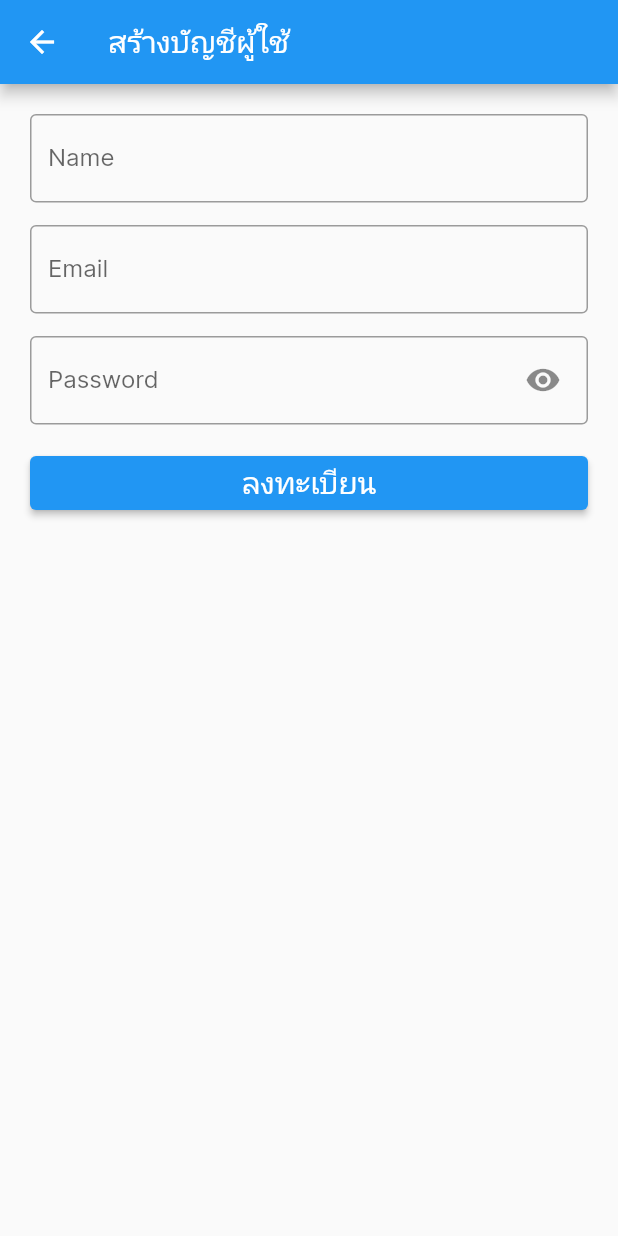
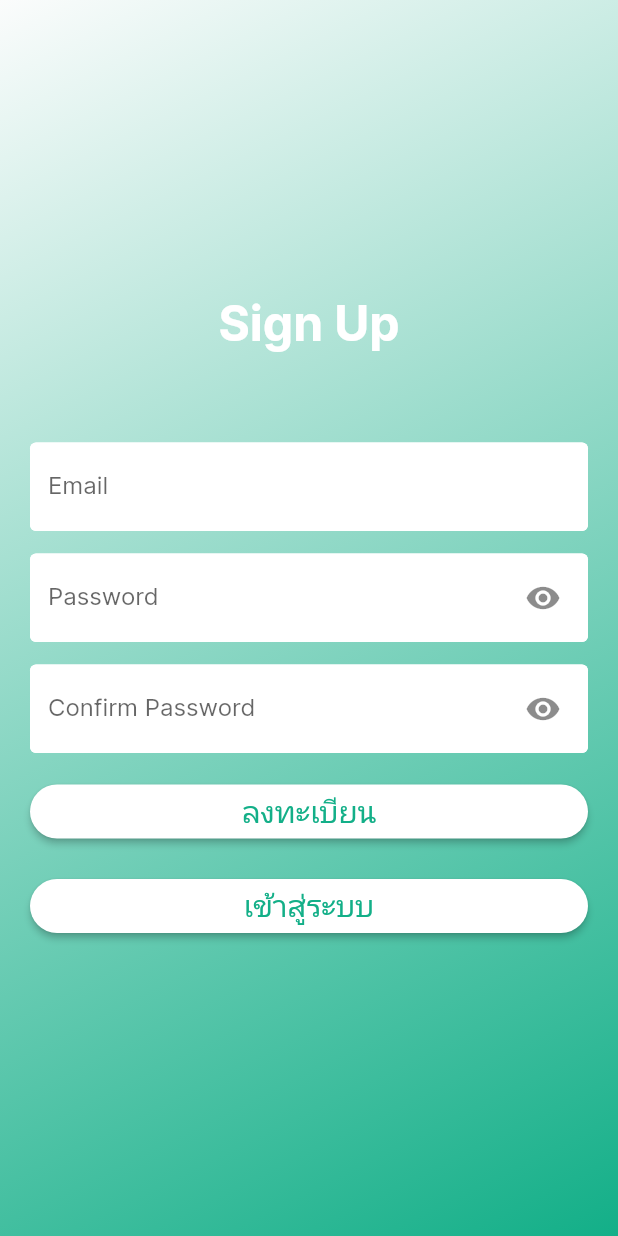
Before and after one commit to thitiwutwo/chatbot_frontend, a Flutter app: the screen it shows after launch, after a tap on "เข้าสู่ระบบ", after a tap on "ลงทะเบียน", on a phone screen of 412 x 824 dp. Run offline on Flutter 3.47's test engine with Material 2 defaults, Android fonts, the phone set to English and light mode, and no system bars; our stand-ins replace cool_alert, dio, firebase_core, form_field_validator, shared_preferences; missing offline and left inert: dart:html, flutter_dialogflow; accounts and stored records are empty; project files that could hold a hidden picture were left out.

Commit message:
commit_17/3/2566_12.32

```diff
--- a/lib/main.dart
+++ b/lib/main.dart
@@ -5,6 +5,7 @@ import 'package:chatbot_frontend/pages/user/test_chat_list.dart';
 import 'package:chatbot_frontend/pages/user/chat.dart';
 import 'package:chatbot_frontend/pages/register.dart';
 import 'package:chatbot_frontend/pages/login.dart';
+// import 'package:chatbot_frontend/pages/Newlogin.dart';
 
 // import 'package:chatbot_frontend/test.dart';
 void main() {
@@ -23,7 +24,8 @@ class MyApp extends StatelessWidget {
       debugShowCheckedModeBanner: false,
       // ตัวอย่าง  สำหรับเทสหน้าจอของตัวเอง
       // home: ,
-      home: LoginPage(), //เอาชื่อคลาสมาใส่
+      // home: LoginPage(), //เอาชื่อคลาสมาใส่
+      home: LoginPage(),
     );
   }
 }
--- a/lib/pages/login.dart
+++ b/lib/pages/login.dart
@@ -1,3 +1,4 @@
+import 'package:chatbot_frontend/pages/register.dart';
 import 'package:chatbot_frontend/pages/register.dart';
 import 'package:flutter/foundation.dart';
 import 'package:flutter/material.dart';
@@ -52,22 +53,43 @@ class _LoginPageState extends State<LoginPage> {
   @override
   Widget build(BuildContext context) {
     return Scaffold(
-      appBar: AppBar(
-        title: Text("เข้าสู่ระบบ"),
-      ),
       body: Container(
+        decoration: BoxDecoration(
+          gradient: LinearGradient(
+            colors: [
+              Color.fromARGB(255, 251, 252, 252),
+              Color.fromARGB(255, 19, 175, 136)
+            ],
+            begin: Alignment.topLeft,
+            end: Alignment.bottomRight,
+          ),
+        ),
         child: Padding(
           padding: const EdgeInsets.all(20.0),
           child: Form(
             key: formKey,
-            child: SingleChildScrollView(
+            child: Center(
               child: Column(
-                crossAxisAlignment: CrossAxisAlignment.start,
+                mainAxisAlignment: MainAxisAlignment.center,
                 children: [
                   // Text(
                   //   "Email",
                   //   style: TextStyle(fontSize: 20),
                   // ),
+                  Center(
+                    child: Text(
+                      "Sign In",
+                      style: TextStyle(
+                        color: Colors.white,
+                        fontSize: 32,
+                        fontWeight: FontWeight.bold,
+                      ),
+                      textAlign: TextAlign.center,
+                    ),
+                  ),
+                  SizedBox(
+                    height: 60,
+                  ),
                   TextFormField(
                       controller: email,
                       validator:
@@ -78,7 +100,16 @@ class _LoginPageState extends State<LoginPage> {
                       ]),
                       keyboardType: TextInputType.emailAddress,
                       decoration: InputDecoration(
-                          labelText: 'Email', border: OutlineInputBorder())),
+                          filled: true,
+                          fillColor: Color.fromARGB(255, 255, 255, 255),
+                          enabledBorder: OutlineInputBorder(
+                            borderSide: BorderSide(
+                                width: 3,
+                                color: Color.fromARGB(
+                                    255, 255, 255, 255)), //<-- SEE HERE
+                          ),
+                          labelText: 'Email',
+                          border: OutlineInputBorder())),
                   SizedBox(
                     height: 15,
                   ),
@@ -92,6 +123,14 @@ class _LoginPageState extends State<LoginPage> {
                           RequiredValidator(errorText: 'กรุณากรอกรหัสผ่าน'),
                       obscureText: _isObscured,
                       decoration: InputDecoration(
+                          filled: true,
+                          fillColor: Color.fromARGB(255, 255, 255, 255),
+                          enabledBorder: OutlineInputBorder(
+                            borderSide: BorderSide(
+                                width: 3,
+                                color: Color.fromARGB(
+                                    255, 255, 255, 255)), //<-- SEE HERE
+                          ),
                           suffixIcon: IconButton(
                             padding:
                                 const EdgeInsetsDirectional.only(end: 12.0),
@@ -112,6 +151,12 @@ class _LoginPageState extends State<LoginPage> {
                   SizedBox(
                     width: double.infinity,
                     child: ElevatedButton(
+                      style: ElevatedButton.styleFrom(
+                        shape: RoundedRectangleBorder(
+                          borderRadius: BorderRadius.circular(30.0),
+                        ),
+                        primary: Color.fromARGB(255, 255, 255, 255),
+                      ),
                       onPressed: () {
                         // formKey.currentState.save();
                         if (formKey.currentState!.validate()) {
@@ -130,7 +175,9 @@ class _LoginPageState extends State<LoginPage> {
                       },
                       child: Text(
                         "เข้าสู่ระบบ",
-                        style: TextStyle(fontSize: 20),
+                        style: TextStyle(
+                            fontSize: 20,
+                            color: Color.fromARGB(255, 19, 175, 136)),
                       ),
                     ),
                   ),
@@ -140,6 +187,12 @@ class _LoginPageState extends State<LoginPage> {
                   SizedBox(
                     width: double.infinity,
                     child: ElevatedButton(
+                      style: ElevatedButton.styleFrom(
+                        shape: RoundedRectangleBorder(
+                          borderRadius: BorderRadius.circular(30.0),
+                        ),
+                        primary: Color.fromARGB(255, 255, 255, 255),
+                      ),
                       onPressed: () {
                         Navigator.push(
                             context,
@@ -148,7 +201,9 @@ class _LoginPageState extends State<LoginPage> {
                       },
                       child: Text(
                         "ลงทะเบียน",
-                        style: TextStyle(fontSize: 20),
+                        style: TextStyle(
+                            fontSize: 20,
+                            color: Color.fromARGB(255, 19, 175, 136)),
                       ),
                     ),
                   ),
--- a/lib/pages/register.dart
+++ b/lib/pages/register.dart
@@ -26,6 +26,7 @@ class RegisterPage extends StatefulWidget {
 class _RegisterPageState extends State<RegisterPage> {
   TextEditingController email = TextEditingController();
   TextEditingController password = TextEditingController();
+  TextEditingController confirmPassword = TextEditingController();
   TextEditingController name = TextEditingController();
   String created = "";
   String modified = "";
@@ -35,6 +36,7 @@ class _RegisterPageState extends State<RegisterPage> {
   // Profile profile = Profile();
   final Future<FirebaseApp> firebase = Firebase.initializeApp();
   var _isObscured;
+  var _isObscured2;
 
   RegExp pass_valid = RegExp(r"(?=.*\d)(?=.*[a-z])(?=.*[A-Z])(?=.*\W)");
   bool validatePassword(String pass) {
@@ -50,6 +52,7 @@ class _RegisterPageState extends State<RegisterPage> {
   void initState() {
     super.initState();
     _isObscured = true;
+    _isObscured2 = true;
   }
 
   @override
@@ -62,31 +65,42 @@ class _RegisterPageState extends State<RegisterPage> {
   @override
   Widget build(BuildContext context) {
     return Scaffold(
-      appBar: AppBar(
-        title: Text("สร้างบัญชีผู้ใช้"),
-      ),
       body: Container(
+        decoration: BoxDecoration(
+          gradient: LinearGradient(
+            colors: [
+              Color.fromARGB(255, 251, 252, 252),
+              Color.fromARGB(255, 19, 175, 136)
+            ],
+            begin: Alignment.topLeft,
+            end: Alignment.bottomRight,
+          ),
+        ),
         child: Padding(
           padding: const EdgeInsets.all(20.0),
           child: Form(
             key: formKey,
-            child: SingleChildScrollView(
+            child: Center(
               child: Column(
-                crossAxisAlignment: CrossAxisAlignment.start,
+                mainAxisAlignment: MainAxisAlignment.center,
                 children: [
                   // Text(
                   //   "Email",
                   //   style: TextStyle(fontSize: 20),
                   // ),
-                  TextFormField(
-                      controller: name,
-                      validator:
-                          RequiredValidator(errorText: 'กรุณากรอกชื่อ-นามสกุล'),
-                      // obscureText: true,
-                      decoration: InputDecoration(
-                          labelText: 'Name', border: OutlineInputBorder())),
+                  Center(
+                    child: Text(
+                      "Sign Up",
+                      style: TextStyle(
+                        color: Colors.white,
+                        fontSize: 32,
+                        fontWeight: FontWeight.bold,
+                      ),
+                      textAlign: TextAlign.center,
+                    ),
+                  ),
                   SizedBox(
-                    height: 15,
+                    height: 60,
                   ),
                   TextFormField(
                       controller: email,
@@ -98,7 +112,16 @@ class _RegisterPageState extends State<RegisterPage> {
                       ]),
                       keyboardType: TextInputType.emailAddress,
                       decoration: InputDecoration(
-                          labelText: 'Email', border: OutlineInputBorder())),
+                          filled: true,
+                          fillColor: Color.fromARGB(255, 255, 255, 255),
+                          enabledBorder: OutlineInputBorder(
+                            borderSide: BorderSide(
+                                width: 3,
+                                color: Color.fromARGB(
+                                    255, 255, 255, 255)), //<-- SEE HERE
+                          ),
+                          labelText: 'Email',
+                          border: OutlineInputBorder())),
                   SizedBox(
                     height: 15,
                   ),
@@ -124,6 +147,14 @@ class _RegisterPageState extends State<RegisterPage> {
                       },
                       obscureText: _isObscured,
                       decoration: InputDecoration(
+                          filled: true,
+                          fillColor: Color.fromARGB(255, 255, 255, 255),
+                          enabledBorder: OutlineInputBorder(
+                            borderSide: BorderSide(
+                                width: 3,
+                                color: Color.fromARGB(
+                                    255, 255, 255, 255)), //<-- SEE HERE
+                          ),
                           suffixIcon: IconButton(
                             padding:
                                 const EdgeInsetsDirectional.only(end: 12.0),
@@ -141,9 +172,81 @@ class _RegisterPageState extends State<RegisterPage> {
                   SizedBox(
                     height: 15,
                   ),
+                  // Text(
+                  //   "Password",
+                  //   style: TextStyle(fontSize: 20),
+                  // ),
+                  TextFormField(
+                      controller: confirmPassword,
+                      validator: (confirmPassword) {
+                        if (confirmPassword != password.text) {
+                          return 'รหัสผ่านไม่ตรงกัน';
+                        } else {
+                          return null;
+                        }
+                      },
+                      obscureText: _isObscured2,
+                      decoration: InputDecoration(
+                          filled: true,
+                          fillColor: Color.fromARGB(255, 255, 255, 255),
+                          enabledBorder: OutlineInputBorder(
+                            borderSide: BorderSide(
+                                width: 3,
+                                color: Color.fromARGB(
+                                    255, 255, 255, 255)), //<-- SEE HERE
+                          ),
+                          suffixIcon: IconButton(
+                            padding:
+                                const EdgeInsetsDirectional.only(end: 12.0),
+                            icon: _isObscured2
+                                ? const Icon(Icons.visibility)
+                                : const Icon(Icons.visibility_off),
+                            onPressed: () {
+                              setState(() {
+                                _isObscured2 = !_isObscured2;
+                              });
+                            },
+                          ),
+                          labelText: 'Confirm Password',
+                          border: OutlineInputBorder())),
+                  SizedBox(
+                    height: 15,
+                  ),
                   SizedBox(
                     width: double.infinity,
                     child: ElevatedButton(
+                      style: ElevatedButton.styleFrom(
+                        shape: RoundedRectangleBorder(
+                          borderRadius: BorderRadius.circular(30.0),
+                        ),
+                        primary: Color.fromARGB(255, 255, 255, 255),
+                      ),
+                      onPressed: () {
+                        Navigator.push(
+                            context,
+                            MaterialPageRoute(
+                                builder: (context) => RegisterPage()));
+                      },
+                      child: Text(
+                        "ลงทะเบียน",
+                        style: TextStyle(
+                            fontSize: 20,
+                            color: Color.fromARGB(255, 19, 175, 136)),
+                      ),
+                    ),
+                  ),
+                  SizedBox(
+                    height: 15,
+                  ),
+                  SizedBox(
+                    width: double.infinity,
+                    child: ElevatedButton(
+                      style: ElevatedButton.styleFrom(
+                        shape: RoundedRectangleBorder(
+                          borderRadius: BorderRadius.circular(30.0),
+                        ),
+                        primary: Color.fromARGB(255, 255, 255, 255),
+                      ),
                       onPressed: () {
                         // formKey.currentState.save();
                         if (formKey.currentState!.validate()) {
@@ -152,19 +255,23 @@ class _RegisterPageState extends State<RegisterPage> {
                           setState(() {
                             setUsername(email.text);
                             setPassword(password.text);
-                            setPassword(name.text);
-                            print(
-                                "${email.text} and ${password.text} and ${name.text}");
+                            print("${email.text} and ${password.text}");
                             // FirebaseAuth.instance
                             //     .createUserWithEmailAndPassword(
                             //         email: email.text, password: password.text);
                             // setStatus('Login successful');
                           });
                         }
+                        Navigator.push(
+                            context,
+                            MaterialPageRoute(
+                                builder: (context) => LoginPage()));
                       },
                       child: Text(
-                        "ลงทะเบียน",
-                        style: TextStyle(fontSize: 20),
+                        "เข้าสู่ระบบ",
+                        style: TextStyle(
+                            fontSize: 20,
+                            color: Color.fromARGB(255, 19, 175, 136)),
                       ),
                     ),
                   ),
@@ -175,109 +282,6 @@ class _RegisterPageState extends State<RegisterPage> {
         ),
       ),
     );
-    // ---------------------------------------------------------------------------------------------------------------------------------
-    // return FutureBuilder(
-    //     future: firebase,
-    //     builder: (context, snapshot) {
-    //       if (snapshot.hasError) {
-    //         return Scaffold(
-    //           appBar: AppBar(
-    //             title: Text("Error"),
-    //           ),
-    //           body: Center(
-    //             child: Text("${snapshot.error}"),
-    //           ),
-    //         );
-    //       }
-    //       if (snapshot.connectionState == ConnectionState.done) {
-    //         return Scaffold(
-    //           appBar: AppBar(
-    //             title: Text("สร้างบัญชีผู้ใช้"),
-    //           ),
-    //           body: Container(
-    //             child: Padding(
-    //               padding: const EdgeInsets.all(20.0),
-    //               child: Form(
-    //                 key: formKey,
-    //                 child: SingleChildScrollView(
-    //                   child: Column(
-    //                     crossAxisAlignment: CrossAxisAlignment.start,
-    //                     children: [
-    //                       // Text(
-    //                       //   "Email",
-    //                       //   style: TextStyle(fontSize: 20),
-    //                       // ),
-    //                       TextFormField(
-    //                           controller: email,
-    //                           validator:
-    //                               // RequiredValidator(errorText: 'กรุณากรอกอีเมล์'),
-    //                               MultiValidator([
-    //                             RequiredValidator(errorText: 'กรุณากรอกอีเมล์'),
-    //                             EmailValidator(
-    //                                 errorText: 'กรุณากรอกอีเมล์ให้ถูกต้อง')
-    //                           ]),
-    //                           keyboardType: TextInputType.emailAddress,
-    //                           decoration: InputDecoration(
-    //                               labelText: 'Email',
-    //                               border: OutlineInputBorder())),
-    //                       SizedBox(
-    //                         height: 15,
-    //                       ),
-    //                       // Text(
-    //                       //   "Password",
-    //                       //   style: TextStyle(fontSize: 20),
-    //                       // ),
-    //                       TextFormField(
-    //                           controller: password,
-    //                           validator: RequiredValidator(
-    //                               errorText: 'กรุณากรอกรหัสผ่าน'),
-    //                           obscureText: true,
-    //                           decoration: InputDecoration(
-    //                               labelText: 'Password',
-    //                               border: OutlineInputBorder())),
-    //                       SizedBox(
-    //                         height: 15,
-    //                       ),
-    //                       SizedBox(
-    //                         width: double.infinity,
-    //                         child: ElevatedButton(
-    //                           onPressed: () {
-    //                             // formKey.currentState.save();
-    //                             if (formKey.currentState!.validate()) {
-    //                               // print("validate");
-    //                               setState(() {
-    //                                 setUsername(email.text);
-    //                                 setPassword(password.text);
-    //                                 // print("${email.text} and ${password.text}");
-    //                                 FirebaseAuth.instance
-    //                                     .createUserWithEmailAndPassword(
-    //                                         email: email.text,
-    //                                         password: password.text);
-    //                                 // setStatus('Login successful');
-    //                               });
-    //                             }
-    //                           },
-    //                           child: Text(
-    //                             "ลงทะเบียน",
-    //                             style: TextStyle(fontSize: 20),
-    //                           ),
-    //                         ),
-    //                       ),
-    //                     ],
-    //                   ),
-    //                 ),
-    //               ),
-    //             ),
-    //           ),
-    //         );
-    //       }
-    //       return Scaffold(
-    //         body: Center(
-    //           child: CircularProgressIndicator(),
-    //         ),
-    //       );
-    //     });
-    //
   }
 
   Future<void> setUsername(textEmail) async {
```
